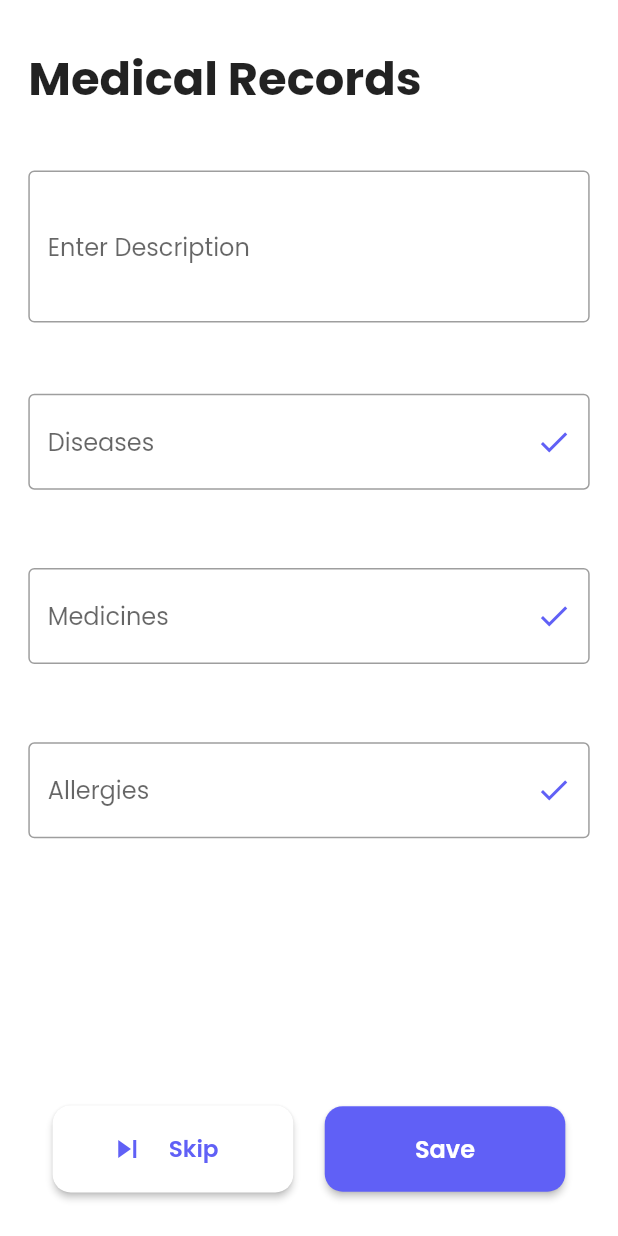
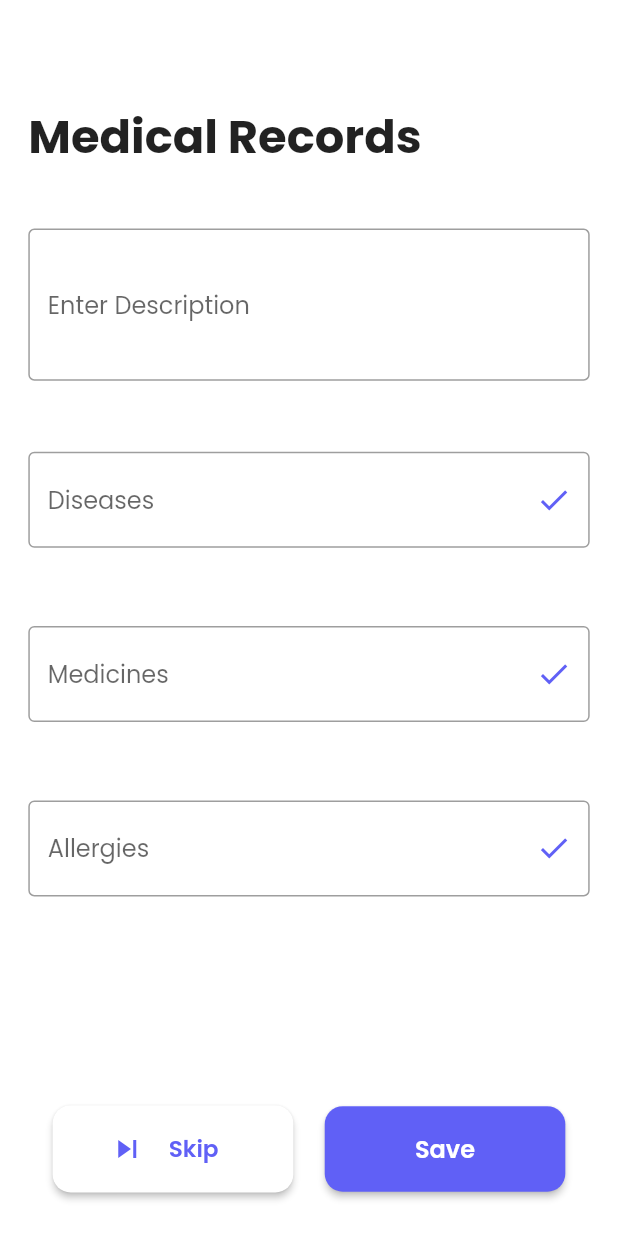
Before and after one commit to Debajyoti14/MamaVault, a Flutter app: the AddMedicalRecordsScreen screen opened directly, on a phone screen of 412 x 824 dp. Run offline on Flutter 3.47's test engine with Material 2 defaults, Android fonts, the phone set to English and light mode, and no system bars; our stand-ins replace accordion, animated_splash_screen, circular_countdown_timer, cloud_firestore, file_picker, firebase_auth and 14 more; missing offline and left inert: clipboard, onboarding, pdf_render; accounts and stored records are empty; statements that could not run were skipped.

Commit message:
Fixed the long lost bug, I m so happy

```diff
--- a/lib/main.dart
+++ b/lib/main.dart
@@ -4,6 +4,7 @@ import 'package:flutter/material.dart';
 import 'package:flutter/services.dart';
 import 'package:flutter_screenutil/flutter_screenutil.dart';
 import 'package:interrupt/config/theme.dart';
+import 'package:interrupt/firebase_options.dart';
 import 'package:interrupt/provider/expire_provider.dart';
 import 'package:interrupt/provider/google_signin.dart';
 import 'package:interrupt/provider/memory_provider.dart';
@@ -21,7 +22,9 @@ Future main() async {
     SystemUiOverlay.bottom, //This line is used for showing the bottom bar
   ]);
 
-  await Firebase.initializeApp();
+  await Firebase.initializeApp(
+    options: DefaultFirebaseOptions.currentPlatform,
+  );
   runApp(const MyApp());
 }
 
--- a/lib/screens/onboarding/add_medical_records.dart
+++ b/lib/screens/onboarding/add_medical_records.dart
@@ -130,19 +130,18 @@ class _AddMedicalRecordsScreenState extends State<AddMedicalRecordsScreen> {
             child: SizedBox(
               width: double.infinity,
               child: Column(
-                crossAxisAlignment: CrossAxisAlignment.center,
+                crossAxisAlignment: CrossAxisAlignment.start,
                 mainAxisAlignment: MainAxisAlignment.spaceBetween,
                 children: [
                   Column(
+                    crossAxisAlignment: CrossAxisAlignment.start,
                     children: [
-                      Align(
-                        alignment: Alignment.centerLeft,
-                        child: Text(
-                          'Medical Records',
-                          style: TextStyle(
-                              fontSize: 32.sp, fontWeight: FontWeight.bold),
-                          textAlign: TextAlign.left,
-                        ),
+                      SizedBox(height: 40.h),
+                      Text(
+                        'Medical Records',
+                        style: TextStyle(
+                            fontSize: 32.sp, fontWeight: FontWeight.bold),
+                        textAlign: TextAlign.left,
                       ),
                       // SizedBox(height: 20.h),
                       // Image.asset('assets/add_medical_records.png'),
--- a/lib/widgets/primary_button.dart
+++ b/lib/widgets/primary_button.dart
@@ -1,5 +1,4 @@
 import 'package:flutter/material.dart';
-import 'package:flutter/services.dart';
 import 'package:google_fonts/google_fonts.dart';
 
 import '../config/color_pallete.dart';
@@ -27,10 +26,7 @@ class _PrimaryButtonState extends State<PrimaryButton> {
       width: double.infinity,
       height: 57,
       child: ElevatedButton(
-        onPressed: () {
-          HapticFeedback.lightImpact();
-          widget.onPressed;
-        },
+        onPressed: widget.onPressed,
         style: ElevatedButton.styleFrom(
           shape:
               RoundedRectangleBorder(borderRadius: BorderRadius.circular(12.0)),
```
Also changed, not shown: lib/firebase_options.dart (added), 11 other files.
